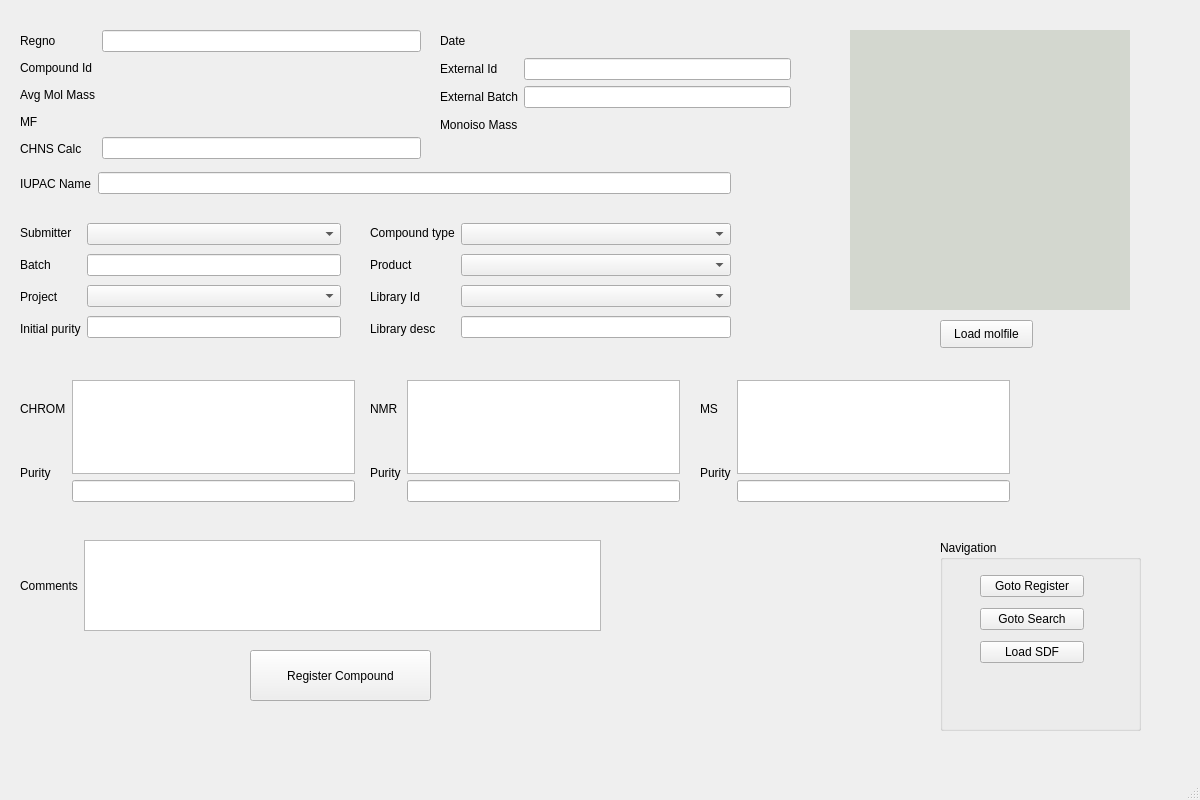
Qt form chemReg/regchem.ui (dahlbma/scarab_tornado) before a commit.
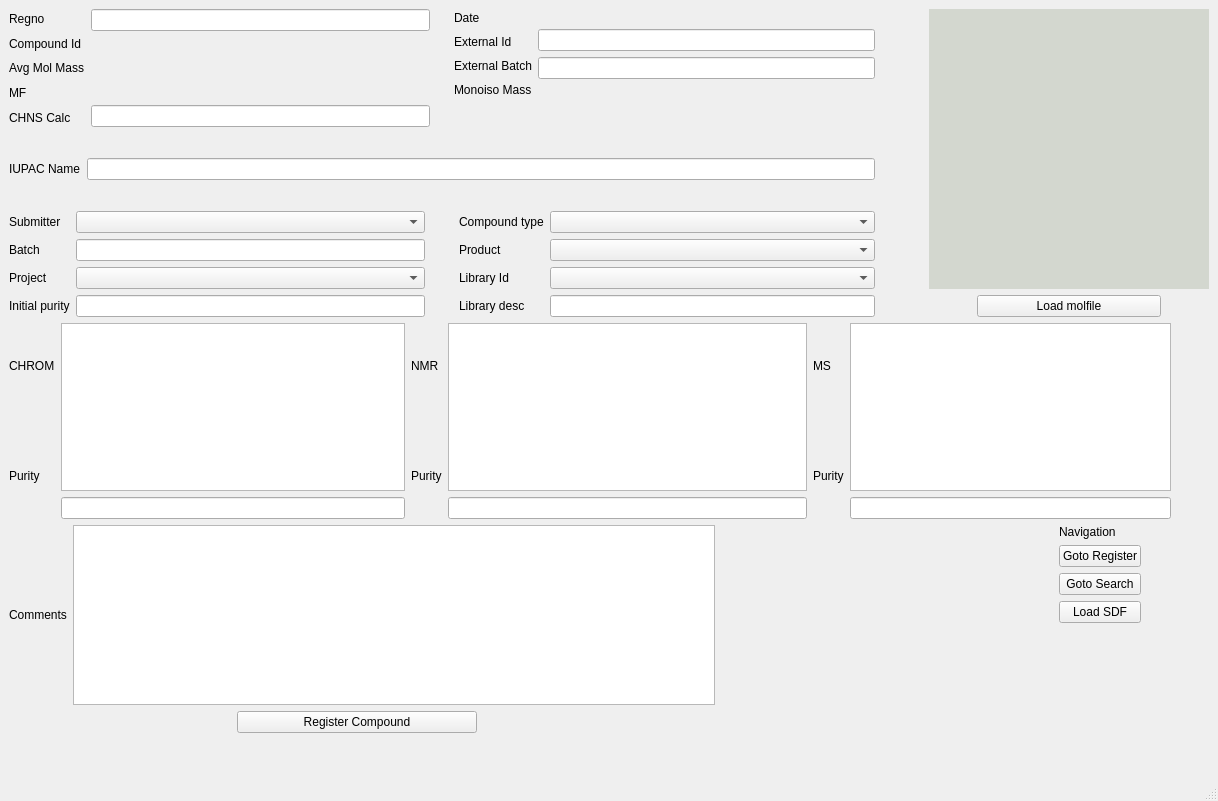
The same form after that commit.

```diff
--- a/chemReg/regchem.ui
+++ b/chemReg/regchem.ui
@@ -6,8 +6,8 @@
    <rect>
     <x>0</x>
     <y>0</y>
-    <width>1200</width>
-    <height>800</height>
+    <width>1218</width>
+    <height>801</height>
    </rect>
   </property>
   <property name="windowTitle">
@@ -17,134 +17,16 @@
    <string notr="true"/>
   </property>
   <widget class="QWidget" name="centralwidget">
-   <widget class="QLabel" name="structure_lab">
-    <property name="geometry">
-     <rect>
-      <x>850</x>
-      <y>30</y>
-      <width>280</width>
-      <height>280</height>
-     </rect>
-    </property>
-    <property name="styleSheet">
-     <string notr="true">background-color: rgb(211, 215, 207);</string>
-    </property>
-    <property name="text">
-     <string/>
-    </property>
-   </widget>
-   <widget class="QPushButton" name="pushButton">
-    <property name="geometry">
-     <rect>
-      <x>250</x>
-      <y>650</y>
-      <width>181</width>
-      <height>51</height>
-     </rect>
-    </property>
-    <property name="text">
-     <string>Register Compound</string>
-    </property>
-   </widget>
-   <widget class="QWidget" name="layoutWidget">
-    <property name="geometry">
-     <rect>
-      <x>20</x>
-      <y>540</y>
-      <width>581</width>
-      <height>91</height>
-     </rect>
-    </property>
-    <layout class="QHBoxLayout" name="horizontalLayout_23">
+   <layout class="QGridLayout" name="gridLayout">
+    <item row="0" column="0" rowspan="2" colspan="2">
+     <layout class="QVBoxLayout" name="verticalLayout_24">
      <item>
-      <widget class="QLabel" name="label_34">
-       <property name="text">
-        <string>Comments</string>
-       </property>
-      </widget>
-     </item>
+       <layout class="QHBoxLayout" name="horizontalLayout_12">
      <item>
-      <widget class="QPlainTextEdit" name="comments_text"/>
-     </item>
-    </layout>
-   </widget>
-   <widget class="QWidget" name="layoutWidget">
-    <property name="geometry">
-     <rect>
-      <x>440</x>
-      <y>30</y>
-      <width>351</width>
-      <height>106</height>
-     </rect>
-    </property>
-    <layout class="QHBoxLayout" name="horizontalLayout_24">
+         <layout class="QVBoxLayout" name="verticalLayout_20">
      <item>
-      <layout class="QVBoxLayout" name="verticalLayout_9">
+           <layout class="QHBoxLayout" name="horizontalLayout_8">
        <item>
-        <widget class="QLabel" name="label_37">
-         <property name="text">
-          <string>Date</string>
-         </property>
-        </widget>
-       </item>
-       <item>
-        <widget class="QLabel" name="label_38">
-         <property name="text">
-          <string>External Id</string>
-         </property>
-        </widget>
-       </item>
-       <item>
-        <widget class="QLabel" name="label_39">
-         <property name="text">
-          <string>External Batch</string>
-         </property>
-        </widget>
-       </item>
-       <item>
-        <widget class="QLabel" name="label_40">
-         <property name="text">
-          <string>Monoiso Mass</string>
-         </property>
-        </widget>
-       </item>
-      </layout>
-     </item>
-     <item>
-      <layout class="QVBoxLayout" name="verticalLayout_8">
-       <item>
-        <widget class="QLabel" name="date_lab">
-         <property name="text">
-          <string/>
-         </property>
-        </widget>
-       </item>
-       <item>
-        <widget class="QLineEdit" name="externalid_eb"/>
-       </item>
-       <item>
-        <widget class="QLineEdit" name="externalbatch_eb"/>
-       </item>
-       <item>
-        <widget class="QLabel" name="monoisomass_lab">
-         <property name="text">
-          <string/>
-         </property>
-        </widget>
-       </item>
-      </layout>
-     </item>
-    </layout>
-   </widget>
-   <widget class="QWidget" name="layoutWidget">
-    <property name="geometry">
-     <rect>
-      <x>20</x>
-      <y>30</y>
-      <width>401</width>
-      <height>129</height>
-     </rect>
-    </property>
     <layout class="QHBoxLayout" name="horizontalLayout_6">
      <item>
       <layout class="QVBoxLayout" name="verticalLayout_10">
@@ -234,16 +116,116 @@
       </layout>
      </item>
     </layout>
-   </widget>
-   <widget class="QWidget" name="layoutWidget">
-    <property name="geometry">
-     <rect>
-      <x>20</x>
-      <y>170</y>
-      <width>711</width>
-      <height>27</height>
-     </rect>
-    </property>
+            </item>
+            <item>
+             <spacer name="horizontalSpacer_20">
+              <property name="orientation">
+               <enum>Qt::Horizontal</enum>
+              </property>
+              <property name="sizeType">
+               <enum>QSizePolicy::Preferred</enum>
+              </property>
+              <property name="sizeHint" stdset="0">
+               <size>
+                <width>18</width>
+                <height>20</height>
+               </size>
+              </property>
+             </spacer>
+            </item>
+            <item>
+             <layout class="QVBoxLayout" name="verticalLayout_19">
+              <item>
+               <layout class="QHBoxLayout" name="horizontalLayout_24">
+                <item>
+                 <layout class="QVBoxLayout" name="verticalLayout_9">
+                  <item>
+                   <widget class="QLabel" name="label_37">
+                    <property name="text">
+                     <string>Date</string>
+                    </property>
+                   </widget>
+                  </item>
+                  <item>
+                   <widget class="QLabel" name="label_38">
+                    <property name="text">
+                     <string>External Id</string>
+                    </property>
+                   </widget>
+                  </item>
+                  <item>
+                   <widget class="QLabel" name="label_39">
+                    <property name="text">
+                     <string>External Batch</string>
+                    </property>
+                   </widget>
+                  </item>
+                  <item>
+                   <widget class="QLabel" name="label_40">
+                    <property name="text">
+                     <string>Monoiso Mass</string>
+                    </property>
+                   </widget>
+                  </item>
+                 </layout>
+                </item>
+                <item>
+                 <layout class="QVBoxLayout" name="verticalLayout_8">
+                  <item>
+                   <widget class="QLabel" name="date_lab">
+                    <property name="text">
+                     <string/>
+                    </property>
+                   </widget>
+                  </item>
+                  <item>
+                   <widget class="QLineEdit" name="externalid_eb"/>
+                  </item>
+                  <item>
+                   <widget class="QLineEdit" name="externalbatch_eb"/>
+                  </item>
+                  <item>
+                   <widget class="QLabel" name="monoisomass_lab">
+                    <property name="text">
+                     <string/>
+                    </property>
+                   </widget>
+                  </item>
+                 </layout>
+                </item>
+               </layout>
+              </item>
+              <item>
+               <spacer name="verticalSpacer_3">
+                <property name="orientation">
+                 <enum>Qt::Vertical</enum>
+                </property>
+                <property name="sizeHint" stdset="0">
+                 <size>
+                  <width>20</width>
+                  <height>28</height>
+                 </size>
+                </property>
+               </spacer>
+              </item>
+             </layout>
+            </item>
+           </layout>
+          </item>
+          <item>
+           <spacer name="verticalSpacer_14">
+            <property name="orientation">
+             <enum>Qt::Vertical</enum>
+            </property>
+            <property name="sizeHint" stdset="0">
+             <size>
+              <width>20</width>
+              <height>13</height>
+             </size>
+            </property>
+           </spacer>
+          </item>
+          <item>
     <layout class="QHBoxLayout" name="horizontalLayout">
      <item>
       <widget class="QLabel" name="label_18">
@@ -256,16 +238,23 @@
       <widget class="QLineEdit" name="iupac_eb"/>
      </item>
     </layout>
-   </widget>
-   <widget class="QWidget" name="layoutWidget">
-    <property name="geometry">
-     <rect>
-      <x>20</x>
-      <y>220</y>
-      <width>321</width>
-      <height>122</height>
-     </rect>
-    </property>
+          </item>
+          <item>
+           <spacer name="verticalSpacer_15">
+            <property name="orientation">
+             <enum>Qt::Vertical</enum>
+            </property>
+            <property name="sizeHint" stdset="0">
+             <size>
+              <width>20</width>
+              <height>18</height>
+             </size>
+            </property>
+           </spacer>
+          </item>
+          <item>
+           <layout class="QHBoxLayout" name="horizontalLayout_9">
+            <item>
     <layout class="QHBoxLayout" name="horizontalLayout_2">
      <item>
       <layout class="QVBoxLayout" name="verticalLayout">
@@ -316,16 +305,24 @@
       </layout>
      </item>
     </layout>
-   </widget>
-   <widget class="QWidget" name="layoutWidget">
-    <property name="geometry">
-     <rect>
-      <x>370</x>
-      <y>220</y>
-      <width>361</width>
-      <height>122</height>
-     </rect>
-    </property>
+            </item>
+            <item>
+             <spacer name="horizontalSpacer_19">
+              <property name="orientation">
+               <enum>Qt::Horizontal</enum>
+              </property>
+              <property name="sizeType">
+               <enum>QSizePolicy::Preferred</enum>
+              </property>
+              <property name="sizeHint" stdset="0">
+               <size>
+                <width>28</width>
+                <height>20</height>
+               </size>
+              </property>
+             </spacer>
+            </item>
+            <item>
     <layout class="QHBoxLayout" name="horizontalLayout_3">
      <item>
       <layout class="QVBoxLayout" name="verticalLayout_3">
@@ -383,16 +380,119 @@
       </layout>
      </item>
     </layout>
-   </widget>
-   <widget class="QWidget" name="layoutWidget">
-    <property name="geometry">
-     <rect>
-      <x>20</x>
-      <y>380</y>
-      <width>335</width>
-      <height>122</height>
-     </rect>
-    </property>
+            </item>
+           </layout>
+          </item>
+         </layout>
+        </item>
+        <item>
+         <spacer name="horizontalSpacer_13">
+          <property name="orientation">
+           <enum>Qt::Horizontal</enum>
+          </property>
+          <property name="sizeType">
+           <enum>QSizePolicy::Preferred</enum>
+          </property>
+          <property name="sizeHint" stdset="0">
+           <size>
+            <width>48</width>
+            <height>20</height>
+           </size>
+          </property>
+         </spacer>
+        </item>
+        <item>
+         <layout class="QVBoxLayout" name="verticalLayout_21">
+          <item>
+           <widget class="QLabel" name="structure_lab_2">
+            <property name="sizePolicy">
+             <sizepolicy hsizetype="Ignored" vsizetype="Ignored">
+              <horstretch>0</horstretch>
+              <verstretch>0</verstretch>
+             </sizepolicy>
+            </property>
+            <property name="minimumSize">
+             <size>
+              <width>280</width>
+              <height>280</height>
+             </size>
+            </property>
+            <property name="maximumSize">
+             <size>
+              <width>280</width>
+              <height>280</height>
+             </size>
+            </property>
+            <property name="sizeIncrement">
+             <size>
+              <width>0</width>
+              <height>0</height>
+             </size>
+            </property>
+            <property name="baseSize">
+             <size>
+              <width>0</width>
+              <height>0</height>
+             </size>
+            </property>
+            <property name="styleSheet">
+             <string notr="true">background-color: rgb(211, 215, 207);</string>
+            </property>
+            <property name="text">
+             <string/>
+            </property>
+           </widget>
+          </item>
+          <item>
+           <layout class="QHBoxLayout" name="horizontalLayout_14">
+            <item>
+             <spacer name="horizontalSpacer_22">
+              <property name="orientation">
+               <enum>Qt::Horizontal</enum>
+              </property>
+              <property name="sizeType">
+               <enum>QSizePolicy::Preferred</enum>
+              </property>
+              <property name="sizeHint" stdset="0">
+               <size>
+                <width>48</width>
+                <height>20</height>
+               </size>
+              </property>
+             </spacer>
+            </item>
+            <item>
+             <widget class="QPushButton" name="loadmol_btn_2">
+              <property name="text">
+               <string>Load molfile</string>
+              </property>
+             </widget>
+            </item>
+            <item>
+             <spacer name="horizontalSpacer_21">
+              <property name="orientation">
+               <enum>Qt::Horizontal</enum>
+              </property>
+              <property name="sizeType">
+               <enum>QSizePolicy::Preferred</enum>
+              </property>
+              <property name="sizeHint" stdset="0">
+               <size>
+                <width>48</width>
+                <height>20</height>
+               </size>
+              </property>
+             </spacer>
+            </item>
+           </layout>
+          </item>
+         </layout>
+        </item>
+       </layout>
+      </item>
+      <item>
+       <layout class="QHBoxLayout" name="horizontalLayout_10">
+        <item>
     <layout class="QHBoxLayout" name="horizontalLayout_4">
      <item>
       <layout class="QVBoxLayout" name="verticalLayout_4">
@@ -403,6 +503,22 @@
          </property>
         </widget>
        </item>
+            <item>
+             <spacer name="verticalSpacer_18">
+              <property name="orientation">
+               <enum>Qt::Vertical</enum>
+              </property>
+              <property name="sizeType">
+               <enum>QSizePolicy::Preferred</enum>
+              </property>
+              <property name="sizeHint" stdset="0">
+               <size>
+                <width>20</width>
+                <height>18</height>
+               </size>
+              </property>
+             </spacer>
+            </item>
        <item>
         <widget class="QLabel" name="label_11">
          <property name="text">
@@ -416,6 +532,12 @@
       <layout class="QVBoxLayout" name="verticalLayout_13">
        <item>
         <widget class="QPlainTextEdit" name="chrom_text">
+              <property name="maximumSize">
+               <size>
+                <width>16777215</width>
+                <height>16777215</height>
+               </size>
+              </property>
          <property name="font">
           <font>
            <pointsize>8</pointsize>
@@ -429,16 +551,8 @@
       </layout>
      </item>
     </layout>
-   </widget>
-   <widget class="QWidget" name="layoutWidget">
-    <property name="geometry">
-     <rect>
-      <x>370</x>
-      <y>380</y>
-      <width>310</width>
-      <height>122</height>
-     </rect>
-    </property>
+        </item>
+        <item>
     <layout class="QHBoxLayout" name="horizontalLayout_5">
      <item>
       <layout class="QVBoxLayout" name="verticalLayout_5">
@@ -449,6 +563,22 @@
          </property>
         </widget>
        </item>
+            <item>
+             <spacer name="verticalSpacer_17">
+              <property name="orientation">
+               <enum>Qt::Vertical</enum>
+              </property>
+              <property name="sizeType">
+               <enum>QSizePolicy::Preferred</enum>
+              </property>
+              <property name="sizeHint" stdset="0">
+               <size>
+                <width>20</width>
+                <height>18</height>
+               </size>
+              </property>
+             </spacer>
+            </item>
        <item>
         <widget class="QLabel" name="label_15">
          <property name="text">
@@ -462,6 +592,12 @@
       <layout class="QVBoxLayout" name="verticalLayout_14">
        <item>
         <widget class="QPlainTextEdit" name="nmr_text">
+              <property name="maximumSize">
+               <size>
+                <width>16777215</width>
+                <height>16777215</height>
+               </size>
+              </property>
          <property name="font">
           <font>
            <pointsize>8</pointsize>
@@ -475,16 +611,8 @@
       </layout>
      </item>
     </layout>
-   </widget>
-   <widget class="QWidget" name="layoutWidget">
-    <property name="geometry">
-     <rect>
-      <x>700</x>
-      <y>380</y>
-      <width>310</width>
-      <height>122</height>
-     </rect>
-    </property>
+        </item>
+        <item>
     <layout class="QHBoxLayout" name="horizontalLayout_7">
      <item>
       <layout class="QVBoxLayout" name="verticalLayout_6">
@@ -495,6 +623,22 @@
          </property>
         </widget>
        </item>
+            <item>
+             <spacer name="verticalSpacer_16">
+              <property name="orientation">
+               <enum>Qt::Vertical</enum>
+              </property>
+              <property name="sizeType">
+               <enum>QSizePolicy::Preferred</enum>
+              </property>
+              <property name="sizeHint" stdset="0">
+               <size>
+                <width>20</width>
+                <height>18</height>
+               </size>
+              </property>
+             </spacer>
+            </item>
        <item>
         <widget class="QLabel" name="label_20">
          <property name="text">
@@ -508,6 +652,12 @@
       <layout class="QVBoxLayout" name="verticalLayout_15">
        <item>
         <widget class="QPlainTextEdit" name="ms_text">
+              <property name="maximumSize">
+               <size>
+                <width>16777215</width>
+                <height>16777215</height>
+               </size>
+              </property>
          <property name="font">
           <font>
            <pointsize>8</pointsize>
@@ -520,43 +670,136 @@
        </item>
       </layout>
      </item>
-    </layout>
-   </widget>
-   <widget class="QPushButton" name="loadmol_btn">
-    <property name="geometry">
-     <rect>
-      <x>940</x>
-      <y>320</y>
-      <width>93</width>
-      <height>28</height>
-     </rect>
-    </property>
+          <item>
+           <spacer name="horizontalSpacer_23">
+            <property name="orientation">
+             <enum>Qt::Horizontal</enum>
+            </property>
+            <property name="sizeType">
+             <enum>QSizePolicy::Preferred</enum>
+            </property>
+            <property name="sizeHint" stdset="0">
+             <size>
+              <width>38</width>
+              <height>20</height>
+             </size>
+            </property>
+           </spacer>
+          </item>
+         </layout>
+        </item>
+       </layout>
+      </item>
+      <item>
+       <layout class="QHBoxLayout" name="horizontalLayout_15">
+        <item>
+         <layout class="QVBoxLayout" name="verticalLayout_22">
+          <item>
+           <layout class="QHBoxLayout" name="horizontalLayout_23">
+            <item>
+             <widget class="QLabel" name="label_34">
+              <property name="text">
+               <string>Comments</string>
+              </property>
+             </widget>
+            </item>
+            <item>
+             <widget class="QPlainTextEdit" name="comments_text">
+              <property name="maximumSize">
+               <size>
+                <width>16777215</width>
+                <height>16777215</height>
+               </size>
+              </property>
+             </widget>
+            </item>
+           </layout>
+          </item>
+          <item>
+           <layout class="QHBoxLayout" name="horizontalLayout_11">
+            <item>
+             <spacer name="horizontalSpacer_24">
+              <property name="orientation">
+               <enum>Qt::Horizontal</enum>
+              </property>
+              <property name="sizeType">
+               <enum>QSizePolicy::Preferred</enum>
+              </property>
+              <property name="sizeHint" stdset="0">
+               <size>
+                <width>228</width>
+                <height>20</height>
+               </size>
+              </property>
+             </spacer>
+            </item>
+            <item>
+             <widget class="QPushButton" name="pushButton">
     <property name="text">
-     <string>Load molfile</string>
-    </property>
-   </widget>
-   <widget class="QGroupBox" name="groupBox">
-    <property name="geometry">
-     <rect>
-      <x>940</x>
-      <y>540</y>
-      <width>201</width>
-      <height>191</height>
-     </rect>
-    </property>
-    <property name="title">
-     <string>Navigation</string>
-    </property>
-    <widget class="QWidget" name="layoutWidget">
-     <property name="geometry">
-      <rect>
-       <x>40</x>
-       <y>30</y>
-       <width>104</width>
-       <height>100</height>
-      </rect>
-     </property>
+               <string>Register Compound</string>
+              </property>
+             </widget>
+            </item>
+            <item>
+             <spacer name="horizontalSpacer_25">
+              <property name="orientation">
+               <enum>Qt::Horizontal</enum>
+              </property>
+              <property name="sizeType">
+               <enum>QSizePolicy::Preferred</enum>
+              </property>
+              <property name="sizeHint" stdset="0">
+               <size>
+                <width>238</width>
+                <height>20</height>
+               </size>
+              </property>
+             </spacer>
+            </item>
+           </layout>
+          </item>
+          <item>
+           <spacer name="verticalSpacer_19">
+            <property name="orientation">
+             <enum>Qt::Vertical</enum>
+            </property>
+            <property name="sizeHint" stdset="0">
+             <size>
+              <width>20</width>
+              <height>48</height>
+             </size>
+            </property>
+           </spacer>
+          </item>
+         </layout>
+        </item>
+        <item>
+         <spacer name="horizontalSpacer_15">
+          <property name="orientation">
+           <enum>Qt::Horizontal</enum>
+          </property>
+          <property name="sizeType">
+           <enum>QSizePolicy::Preferred</enum>
+          </property>
+          <property name="sizeHint" stdset="0">
+           <size>
+            <width>338</width>
+            <height>20</height>
+           </size>
+          </property>
+         </spacer>
+        </item>
+        <item>
+         <layout class="QVBoxLayout" name="verticalLayout_23">
+          <item>
      <layout class="QVBoxLayout" name="verticalLayout_7">
+            <item>
+             <widget class="QLabel" name="label_6">
+              <property name="text">
+               <string>Navigation</string>
+              </property>
+             </widget>
+            </item>
       <item>
        <widget class="QPushButton" name="gotorer_btn">
         <property name="text">
@@ -579,8 +822,43 @@
        </widget>
       </item>
      </layout>
-    </widget>
-   </widget>
+          </item>
+          <item>
+           <spacer name="verticalSpacer_11">
+            <property name="orientation">
+             <enum>Qt::Vertical</enum>
+            </property>
+            <property name="sizeHint" stdset="0">
+             <size>
+              <width>20</width>
+              <height>48</height>
+             </size>
+            </property>
+           </spacer>
+          </item>
+         </layout>
+        </item>
+        <item>
+         <spacer name="horizontalSpacer_17">
+          <property name="orientation">
+           <enum>Qt::Horizontal</enum>
+          </property>
+          <property name="sizeType">
+           <enum>QSizePolicy::Preferred</enum>
+          </property>
+          <property name="sizeHint" stdset="0">
+           <size>
+            <width>68</width>
+            <height>20</height>
+           </size>
+          </property>
+         </spacer>
+        </item>
+       </layout>
+      </item>
+     </layout>
+    </item>
+   </layout>
   </widget>
   <widget class="QMenuBar" name="menubar">
    <property name="geometry">
```
Left out of the diff: 2 changed lines with no effect on the pictures. Lines whose indentation alone changed are shown as unchanged.
